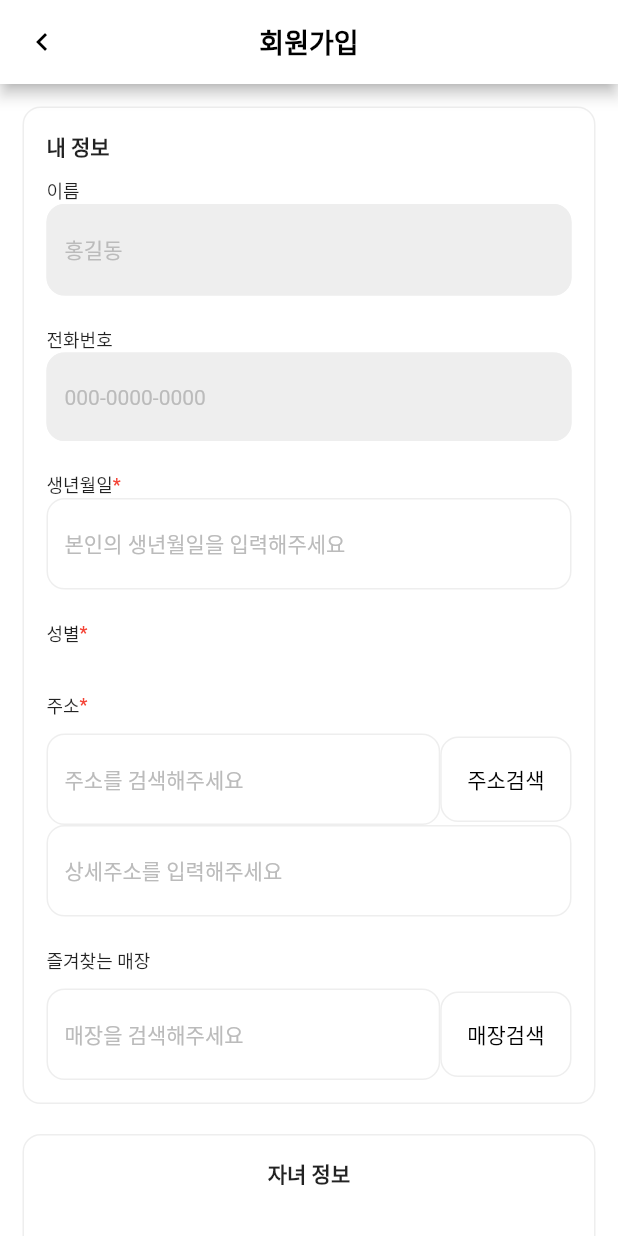
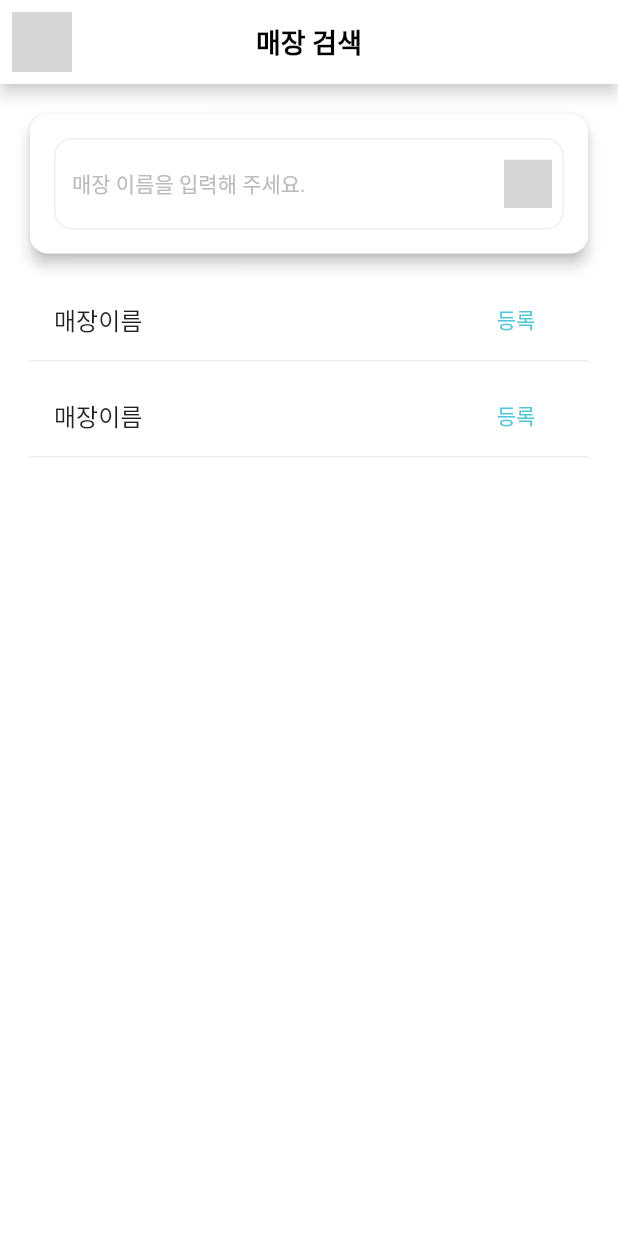
Before and after one commit to Eden0622/gemirawn_tutorial, a Flutter app: the Join screen opened directly, after a tap on "매장검색", on a phone screen of 412 x 824 dp. Run offline on Flutter 3.47's test engine with Material 2 defaults, Android fonts, the phone set to English and light mode, and no system bars; our stand-ins replace easy_rich_text, flutter_native_splash, flutter_svg; missing offline and left inert: daum_postcode_search, flutter_inappwebview; Roboto replaces fonts that are missing (Pretendard); grey boxes are pictures that could not be loaded.

Commit message:
8/18 commit

```diff
--- a/lib/onboarding/join.dart
+++ b/lib/onboarding/join.dart
@@ -1,9 +1,19 @@
 import 'dart:convert';
 
 import 'package:flutter/material.dart';
+import 'package:flutter/services.dart';
+import 'package:flutter_svg/svg.dart';
+import 'package:gemirawn_tutorial/onboarding/character_search.dart';
+import 'package:gemirawn_tutorial/onboarding/find_address.dart';
+import 'package:gemirawn_tutorial/onboarding/market_search.dart';
 import 'package:gemirawn_tutorial/onboarding/terms_of_service.dart';
+
+import 'package:daum_postcode_search/daum_postcode_search.dart';
+import 'package:flutter_inappwebview/flutter_inappwebview.dart';
+
 import 'package:http/http.dart' as http;
 import 'package:easy_rich_text/easy_rich_text.dart';
+
 
 class Join extends StatefulWidget {
   const Join({super.key});
@@ -12,7 +22,23 @@ class Join extends StatefulWidget {
   State<Join> createState() => _JoinState();
 }
 
+enum Gender { man, women }
+
 class _JoinState extends State<Join> {
+  List<String> selectedCategory = [];
+  String a = 'category1';
+  String b = 'category2';
+
+  int _counter = 0;
+  var _isChecked = false;
+  Gender _gender = Gender.man;
+
+  void _incrementCounter() {
+    setState(() {
+      _counter++;
+    });
+  }
+
   final formKey = GlobalKey<FormState>();
   TextEditingController controller = TextEditingController();
   List<dynamic> list = [];
@@ -21,7 +47,6 @@ class _JoinState extends State<Join> {
   Widget build(BuildContext context) {
     bool isSelected;
     return Scaffold(
-      backgroundColor: Colors.white,
       appBar: AppBar(
         title: const Text(
           '회원가입',
@@ -33,13 +58,13 @@ class _JoinState extends State<Join> {
         ),
         centerTitle: true,
         leading: IconButton(
-          icon: Icon(Icons.navigate_before),
+          //icon: Icon(Icons.navigate_before),
+          icon: SvgPicture.asset('assets/icon/appbar_prev_icon.svg'),
           color: Colors.black,
           onPressed: () {
             Navigator.push(context, MaterialPageRoute(builder: (context) => TermsOfService()));
           },
         ),
-        backgroundColor: Colors.white,
       ),
       body: SingleChildScrollView(
         child: Center(
@@ -67,11 +92,11 @@ class _JoinState extends State<Join> {
                                   height: 10,
                                 ),
                                 Text('이름', style: TextStyle(fontSize: 12, fontWeight: FontWeight.w500)),
+                                SizedBox(height: 8),
                                 TextFormField(
-                                  decoration: InputDecoration(
+                                  decoration: const InputDecoration(
                                       hintText: '홍길동',
                                       hintStyle: TextStyle(color: Color(0xffbbbbbb), fontSize: 14, fontWeight: FontWeight.w400),
-                                      //labelText: '이름',
                                       enabledBorder: OutlineInputBorder(borderSide: BorderSide(color: Color(0xffeeeeee)), borderRadius: BorderRadius.all(Radius.circular(12.0))),
                                       focusedBorder: OutlineInputBorder(borderSide: BorderSide(color: Color(0xffeeeeee)), borderRadius: BorderRadius.all(Radius.circular(12.0))),
                                       filled: true,
@@ -81,11 +106,13 @@ class _JoinState extends State<Join> {
                             ),
                           ),
                           SizedBox(height: 20),
+                          //전화번호
                           Container(
                             child: Column(
                               crossAxisAlignment: CrossAxisAlignment.start,
                               children: [
                                 Text('전화번호', style: TextStyle(fontSize: 12, fontWeight: FontWeight.w500)),
+                                SizedBox(height: 8),
                                 TextFormField(
                                   decoration: InputDecoration(
                                       hintText: '000-0000-0000',
@@ -99,6 +126,7 @@ class _JoinState extends State<Join> {
                             ),
                           ),
                           SizedBox(height: 20),
+                          //생년월일
                           Container(
                             child: Column(
                               crossAxisAlignment: CrossAxisAlignment.start,
@@ -112,6 +140,7 @@ class _JoinState extends State<Join> {
                                     Text('*', style: TextStyle(fontSize: 12, fontWeight: FontWeight.w500, color: Colors.red)),
                                   ],
                                 ),
+                                SizedBox(height: 8),
                                 TextFormField(
                                     decoration: InputDecoration(
                                   hintText: '본인의 생년월일을 입력해주세요',
@@ -123,8 +152,9 @@ class _JoinState extends State<Join> {
                             ),
                           ),
                           SizedBox(height: 20),
+                          //성별
                           Container(
-                            child: const Column(
+                            child: Column(
                               crossAxisAlignment: CrossAxisAlignment.start,
                               children: [
                                 Row(
@@ -138,6 +168,57 @@ class _JoinState extends State<Join> {
                                 ),
                                 SizedBox(
                                   height: 10,
+                                ),
+                                Row(
+                                  children: [
+                                    InkWell(
+                                      splashColor: Color(0xff52C6D8),
+                                      onTap: () {
+                                        //selectedCategory = [];
+                                        //selectedCategory.add(a);
+                                        setState(() {});
+                                      },
+                                      child: Container(
+                                        width: 144,
+                                        height: 48,
+                                        padding: EdgeInsets.all(50),
+                                        decoration: BoxDecoration(
+                                          color: selectedCategory.contains(a) ? Color(0xff52C6D8) : Colors.grey[300],
+                                          borderRadius: BorderRadius.all(Radius.circular(12.0)),
+                                        ),
+                                        child: Text(
+                                          '남',
+                                          style: TextStyle(
+                                            color: selectedCategory.contains(a) ? Colors.white : Color(0xffbbbbbb),
+                                          ),
+                                        ),
+                                      ),
+                                    ),
+                                    SizedBox(
+                                      width: 8,
+                                    ),
+                                    InkWell(
+                                      splashColor: Color(0xff52C6D8),
+                                      onTap: () {
+                                        selectedCategory = [];
+                                        selectedCategory.add(b);
+                                        setState(() {});
+                                      },
+                                      child: Container(
+                                        width: 144,
+                                        height: 48,
+                                        padding: EdgeInsets.all(50),
+                                        decoration: BoxDecoration(
+                                          color: selectedCategory.contains(a) ? Color(0xff52C6D8) : Colors.grey[300],
+                                          borderRadius: BorderRadius.all(Radius.circular(12.0)),
+                                        ),
+                                        child: Text('여',
+                                            style: TextStyle(
+                                              color: selectedCategory.contains(a) ? Colors.white : Color(0xffbbbbbb),
+                                            )),
+                                      ),
+                                    )
+                                  ],
                                 ),
                               ],
                             ),
@@ -171,24 +252,12 @@ class _JoinState extends State<Join> {
                                       ),
                                       controller: controller,
                                     )),
+                                    SizedBox(width: 8),
                                     ElevatedButton(
                                       onPressed: () {
-                                        Map<String, String> params = {
-                                          'confmKey': 'devU01TX0FVVEgyMDIzMDgxMDIxNDU1NzExNDAwODE=',
-                                          'returnUrl': 'join.dart',
-                                        };
-                                        http
-                                            .post(
-                                          //주소
-                                          Uri.parse('https://business.juso.go.kr/addrlink/addrMobileLinkUrl.do'),
-                                          body: params,
-                                        )
-                                            .then((response) {
-                                          var json = jsonDecode(response.body);
-                                          setState(() {
-                                            list = json['results']['juso'];
-                                          });
-                                        }).catchError((onError) {});
+                                        HapticFeedback.mediumImpact();
+                                        Navigator.of(context).push(
+                                            MaterialPageRoute(builder: (context) => FindAddress()));
                                       },
                                       style: ElevatedButton.styleFrom(
                                           backgroundColor: Colors.white,
@@ -203,6 +272,7 @@ class _JoinState extends State<Join> {
                                     )
                                   ],
                                 ),
+                                SizedBox(height: 8),
                                 TextFormField(
                                     decoration: InputDecoration(
                                   hintText: '상세주소를 입력해주세요',
@@ -234,24 +304,10 @@ class _JoinState extends State<Join> {
                                       ),
                                       controller: controller,
                                     )),
+                                    SizedBox(width: 8),
                                     ElevatedButton(
                                         onPressed: () {
-                                          Map<String, String> params = {
-                                            'confmKey': 'devU01TX0FVVEgyMDIzMDgxMDIxNDU1NzExNDAwODE=',
-                                            'returnUrl': 'join.dart',
-                                          };
-                                          http
-                                              .post(
-                                            //주소
-                                            Uri.parse('https://business.juso.go.kr/addrlink/addrMobileLinkUrl.do'),
-                                            body: params,
-                                          )
-                                              .then((response) {
-                                            var json = jsonDecode(response.body);
-                                            setState(() {
-                                              list = json['results']['juso'];
-                                            });
-                                          }).catchError((onError) {});
+                                          Navigator.push(context, MaterialPageRoute(builder: (context) => MarketSearch()));
                                         },
                                         style: ElevatedButton.styleFrom(
                                             backgroundColor: Colors.white,
@@ -318,6 +374,7 @@ class _JoinState extends State<Join> {
                                 '생년월일',
                                 style: TextStyle(fontSize: 12, fontWeight: FontWeight.w500),
                               ),
+                              SizedBox(height: 8),
                               TextFormField(
                                   decoration: InputDecoration(
                                 hintText: '자녀의 생년월일을 입력해주세요',
@@ -349,24 +406,10 @@ class _JoinState extends State<Join> {
                                     ),
                                     controller: controller,
                                   )),
+                                  SizedBox(width: 8),
                                   ElevatedButton(
                                       onPressed: () {
-                                      Map<String, String> params = {
-                                        'confmKey': 'devU01TX0FVVEgyMDIzMDgxMDIxNDU1NzExNDAwODE=',
-                                        'returnUrl': 'join.dart',
-                                      };
-                                      http
-                                          .post(
-                                        //주소
-                                        Uri.parse('https://business.juso.go.kr/addrlink/addrMobileLinkUrl.do'),
-                                        body: params,
-                                      )
-                                          .then((response) {
-                                        var json = jsonDecode(response.body);
-                                        setState(() {
-                                          list = json['results']['juso'];
-                                        });
-                                      }).catchError((onError) {});
+                                        Navigator.push(context, MaterialPageRoute(builder: (context) => CharacterSearch()));
                                       },
                                       style: ElevatedButton.styleFrom(
                                           backgroundColor: Colors.white,
@@ -383,13 +426,50 @@ class _JoinState extends State<Join> {
                             ],
                           ),
                         ),
+
+                      ],
+                    ),
+                  ),
+                ),
+              ),
+              ElevatedButton(
+                  style: ElevatedButton.styleFrom(elevation: 0, backgroundColor: Colors.white),
+                  onPressed: () {},
+                  child: Row(
+                    mainAxisAlignment: MainAxisAlignment.center,
+                    children: [
+                      SvgPicture.asset('assets/icon/add_icon.svg'),
+                      Text(
+                        '자녀 정보 추가',
+                        style: TextStyle(color: Color(0xff52C6D8),
+                        fontSize: 12),
+                      ),
                     ],
                   )),
+              SizedBox(height: 8,),
+              ElevatedButton(
+                style: ElevatedButton.styleFrom(
+                  backgroundColor: Color(0xff52C6D8),
+                  elevation: 0,
+                  shape: RoundedRectangleBorder(
+                    borderRadius: BorderRadius.circular(12),)
+                ),
+                  onPressed: (){},
+                  child: Padding(
+                    padding: const EdgeInsets.only(right: 140, left: 140, top: 16, bottom: 15),
+                    child: Text(
+                      '회원가입',
+                    style: TextStyle(
+                      fontSize: 14,
+                      fontWeight: FontWeight.w700
+                    ),
+                    ),
                   ),
               ),
             ],
           ),
-        )),
+        ),
+        ),
       ),
     );
   }
--- /dev/null
+++ b/lib/onboarding/market_search.dart
@@ -0,0 +1,125 @@
+import 'package:flutter/material.dart';
+import 'package:flutter_svg/svg.dart';
+
+import 'join.dart';
+
+String searchText = '';
+
+List<String> items = ['매장이름', '매장이름'];
+List<String> itemContents = ['Item 1 Contents', 'Item 2 Contents'];
+
+class MarketSearch extends StatefulWidget {
+  const MarketSearch({super.key});
+
+  @override
+  State<MarketSearch> createState() => _MarketSearchState();
+}
+
+class _MarketSearchState extends State<MarketSearch> {
+
+    @override
+    Widget build(BuildContext context) {
+      return Scaffold(
+          appBar: AppBar(
+            title: const Text(
+              '매장 검색',
+              style: TextStyle(
+                fontSize: 18,
+                fontWeight: FontWeight.w700,
+                color: Colors.black,
+              ),
+            ),
+            centerTitle: true,
+            leading: IconButton(
+              icon: SvgPicture.asset('assets/icon/appbar_prev_icon.svg'),
+              color: Colors.black,
+              onPressed: () {
+                Navigator.push(context, MaterialPageRoute(builder: (context) => Join()));
+              },
+            ),
+          ),
+          body: SingleChildScrollView(
+            child: Center(
+              child: Padding(
+                padding: const EdgeInsets.all(16.0),
+                child: Column(
+                  children: [
+                    Card(
+                        shape: RoundedRectangleBorder(borderRadius: BorderRadius.circular(12.0)),
+                        elevation: 4.0,
+                        child: Column(
+                          children: [
+                            Padding(
+                              padding: const EdgeInsets.all(16.0),
+                              child: Stack(
+                                alignment: AlignmentDirectional.centerEnd,
+                                children: [
+                                  TextField(
+                                    decoration: InputDecoration(
+                                      hintText: '매장 이름을 입력해 주세요.',
+                                      hintStyle: TextStyle(color: Color(0xffbbbbbb), fontSize: 14, fontWeight: FontWeight.w400),
+                                      enabledBorder: OutlineInputBorder(borderSide: BorderSide(color: Color(0xffeeeeee)), borderRadius: BorderRadius.all(Radius.circular(12.0))),
+                                      focusedBorder: OutlineInputBorder(borderSide: BorderSide(color: Color(0xff52c6d8)), borderRadius: BorderRadius.all(Radius.circular(12.0))),
+                                    ),
+                                    onChanged: (value) {
+                                      setState(() {
+                                        searchText = value;
+                                      });
+                                    },
+                                  ),
+                                  IconButton(
+                                      onPressed: () {},
+                                      icon: SvgPicture.asset('assets/icon/search_icon.svg'))
+                                ],
+                              ),
+                            ),
+                          ],
+                        )),
+                    const SizedBox(
+                      height: 8,
+                    ),
+                    Column(
+                      children: [
+                        ListView.builder(
+                            scrollDirection: Axis.vertical,
+                            shrinkWrap: true,
+                            itemCount: items.length,
+                            itemBuilder: (BuildContext context, int index) {
+                              if (searchText.isNotEmpty && !items[index].toLowerCase().contains(searchText.toLowerCase())) {
+                                return SizedBox.shrink();
+                              } else {
+                                return Card(
+                                  elevation: 0,
+                                  shape: Border(
+                                      bottom: BorderSide(
+                                        color: Color(0xffeeeeee),
+                                      )),
+                                  child: ListTile(
+                                    trailing: TextButton(
+                                      child: Text(
+                                        '등록',
+                                        style: TextStyle(fontSize: 14, fontWeight: FontWeight.w500, color: Color(0xff52c6d8)),
+                                      ),
+                                      onPressed: () {},
+                                    ),
+                                    title: Text(items[index]),
+                                    //onTap: () => cardClickEvent(context, index),
+                                  ),
+                                  /*Divider(
+                                      height: 15.0,
+                                      thickness: 2.0,
+                                      color: Color(0xffeeeeee),
+                                    )*/
+                                );
+                              }
+                            })
+                      ],
+                    ),
+                  ],
+                ),
+              ),
+            ),
+          )
+      );
+    }
+  }
--- a/pubspec.yaml
+++ b/pubspec.yaml
@@ -39,6 +39,8 @@ dependencies:
   flutter_svg: ^2.0.7
   easy_rich_text: ^2.0.0
   http: ^1.1.0
+  daum_postcode_search: ^0.0.2
+  flutter_inappwebview: ^5.7.2+3
 
 dev_dependencies:
   flutter_test:
```
Also changed, not shown: lib/main.dart (+13 -18 lines), lib/onboarding/character_search.dart (added, +169 -0 lines), lib/onboarding/find_address.dart (added, +49 -0 lines), lib/onboarding/terms_of_service.dart (+17 -4 lines), pubspec.lock, 1 other file. Lines whose indentation alone changed are shown as unchanged.
